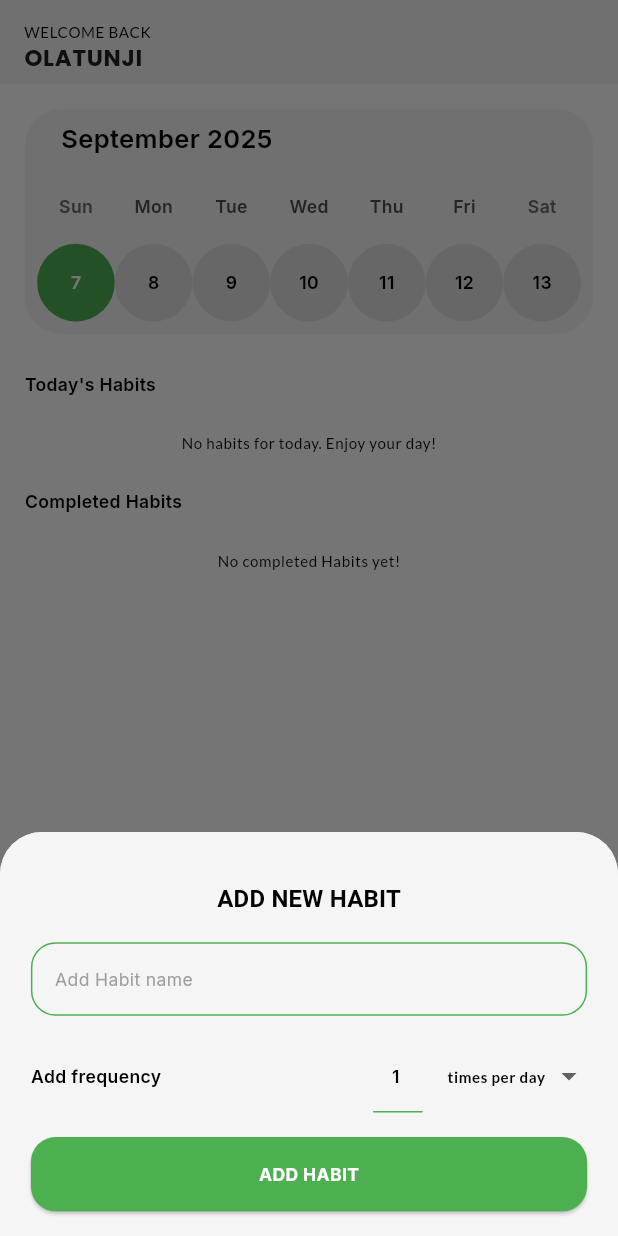
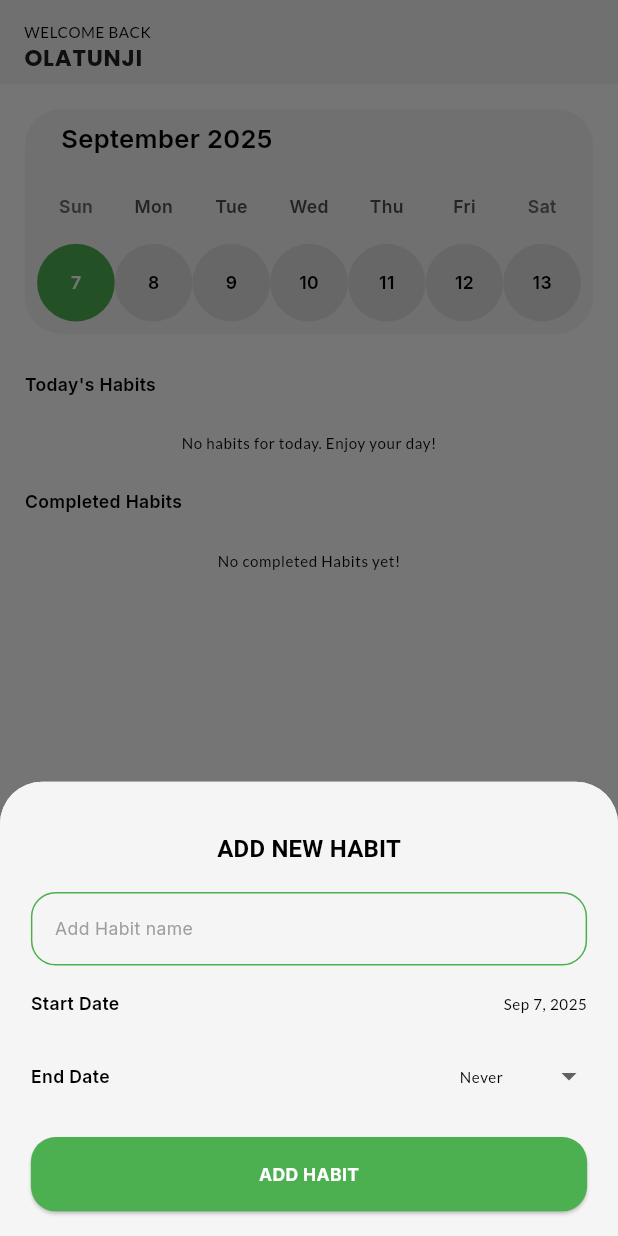
Before and after one commit to Abdulbazeet/Taskflow, a Flutter app: the screen it shows after launch, after a tap on the "add" icon, on a phone screen of 412 x 824 dp. Run offline on Flutter 3.47's test engine with Material 3 defaults, Android fonts, the phone set to English and light mode, and no system bars; drawn by our look-alikes of stylish_bottom_bar, table_calendar; our stand-ins replace flutter_bloc, flutter_riverpod, flutter_slidable, go_router, google_fonts, hive_flutter and 2 more; accounts and stored records are empty.

Commit message:
`Added intl package and new fields to Home widget`

```diff
--- a/lib/presenation/home/home.dart
+++ b/lib/presenation/home/home.dart
@@ -2,6 +2,7 @@ import 'package:flutter/material.dart';
 
 import 'package:flutter_bloc/flutter_bloc.dart';
 import 'package:flutter_riverpod/flutter_riverpod.dart';
+import 'package:intl/intl.dart';
 import 'package:sizer/sizer.dart';
 import 'package:stylish_bottom_bar/stylish_bottom_bar.dart';
 import 'package:task_flow/model/habits.dart';
@@ -27,10 +28,19 @@ class _HomeState extends State<Home> {
 
     'days per week',
   ];
+  final List<String> _endDate = [
+    'Never',
+    'After days',
+    'After weeks',
+    'Specific date',
+  ];
+  String _selectedEndDate = 'Never';
+
   int _index = 0;
   String _selectedFrequency = 'times per day';
   final TextEditingController _name = TextEditingController();
   final TextEditingController _value = TextEditingController(text: '1');
+  final startDate = DateFormat('MMM d, yyyy').format(DateTime.now()).toString();
   @override
   Widget build(BuildContext context) {
     return Scaffold(
@@ -136,17 +146,112 @@ class _HomeState extends State<Home> {
                                   ),
 
                                   SizedBox(height: 2.sh),
+                                  // Row(
+                                  //   children: [
+                                  //     Text(
+                                  //       'Add frequency',
+                                  //       style: Theme.of(
+                                  //         context,
+                                  //       ).textTheme.bodyMedium,
+                                  //     ),
+                                  //     Spacer(),
+
+                                  //     SizedBox(
+                                  //       width: 8.sw,
+                                  //       child: TextField(
+                                  //         controller: _value,
+                                  //         textAlign: TextAlign.center,
+                                  //         decoration: InputDecoration(
+                                  //           hintStyle: Theme.of(context)
+                                  //               .textTheme
+                                  //               .bodyMedium!
+                                  //               .copyWith(
+                                  //                 color: Colors.grey,
+                                  //                 fontWeight: FontWeight.normal,
+                                  //               ),
+
+                                  //           enabledBorder: UnderlineInputBorder(
+                                  //             borderSide: BorderSide(
+                                  //               color: Theme.of(
+                                  //                 context,
+                                  //               ).colorScheme.primary,
+                                  //             ),
+                                  //           ),
+                                  //           border: UnderlineInputBorder(
+                                  //             borderSide: BorderSide(
+                                  //               color: Theme.of(
+                                  //                 context,
+                                  //               ).colorScheme.primary,
+                                  //             ),
+                                  //           ),
+                                  //           hintText: '0',
+                                  //         ),
+                                  //         style: Theme.of(
+                                  //           context,
+                                  //         ).textTheme.bodyMedium!,
+                                  //       ),
+                                  //     ),
+                                  //     SizedBox(width: 4.sw),
+                                  //     DropdownButton<String>(
+                                  //       items: _frequency
+                                  //           .map(
+                                  //             (e) => DropdownMenuItem<String>(
+                                  //               value: e,
+                                  //               child: Text(
+                                  //                 e,
+                                  //                 style: Theme.of(context)
+                                  //                     .textTheme
+                                  //                     .bodySmall!
+                                  //                     .copyWith(
+                                  //                       fontWeight:
+                                  //                           FontWeight.bold,
+                                  //                     ),
+                                  //               ),
+                                  //             ),
+                                  //           )
+                                  //           .toList(),
+                                  //       onChanged: (value) {
+                                  //         setState(() {
+                                  //           _selectedFrequency = value!;
+                                  //         });
+                                  //       },
+                                  //       value: _selectedFrequency,
+                                  //       underline: SizedBox.shrink(),
+                                  //     ),
+                                  //   ],
+                                  // ),
                                   Row(
+                                    mainAxisAlignment:
+                                        MainAxisAlignment.spaceBetween,
                                     children: [
                                       Text(
-                                        'Add frequency',
+                                        'Start Date',
                                         style: Theme.of(
                                           context,
                                         ).textTheme.bodyMedium,
                                       ),
-                                      Spacer(),
-
-                                      SizedBox(
+                                      Text(
+                                        startDate.toString(),
+                                        style: Theme.of(
+                                          context,
+                                        ).textTheme.bodySmall,
+                                      ),
+                                    ],
+                                  ),
+                                  SizedBox(height: 2.sh),
+                                  Row(
+                                    mainAxisAlignment:
+                                        MainAxisAlignment.spaceBetween,
+                                    children: [
+                                      Text(
+                                        'End Date',
+                                        style: Theme.of(
+                                          context,
+                                        ).textTheme.bodyMedium,
+                                      ),
+                                      _selectedEndDate == 'After days' ||
+                                              _selectedEndDate == 'After weeks'
+                                          ? SizedBox(
                                               width: 8.sw,
                                               child: TextField(
                                                 controller: _value,
@@ -154,13 +259,15 @@ class _HomeState extends State<Home> {
                                                 decoration: InputDecoration(
                                                   hintStyle: Theme.of(context)
                                                       .textTheme
-                                                .bodyMedium!
+                                                      .bodySmall!
                                                       .copyWith(
                                                         color: Colors.grey,
-                                                  fontWeight: FontWeight.normal,
+                                                        fontWeight:
+                                                            FontWeight.normal,
                                                       ),
 
-                                            enabledBorder: UnderlineInputBorder(
+                                                  enabledBorder:
+                                                      UnderlineInputBorder(
                                                         borderSide: BorderSide(
                                                           color: Theme.of(
                                                             context,
@@ -178,34 +285,30 @@ class _HomeState extends State<Home> {
                                                 ),
                                                 style: Theme.of(
                                                   context,
-                                          ).textTheme.bodyMedium!,
+                                                ).textTheme.titleSmall!,
                                               ),
-                                      ),
-                                      SizedBox(width: 4.sw),
+                                            )
+                                          : SizedBox.shrink(),
                                       DropdownButton<String>(
-                                        items: _frequency
+                                        value: _selectedEndDate,
+                                        items: _endDate
                                             .map(
                                               (e) => DropdownMenuItem<String>(
                                                 value: e,
                                                 child: Text(
                                                   e,
-                                                  style: Theme.of(context)
-                                                      .textTheme
-                                                      .bodySmall!
-                                                      .copyWith(
-                                                        fontWeight:
-                                                            FontWeight.bold,
-                                                      ),
+                                                  style: Theme.of(
+                                                    context,
+                                                  ).textTheme.bodySmall,
                                                 ),
                                               ),
                                             )
                                             .toList(),
                                         onChanged: (value) {
                                           setState(() {
-                                            _selectedFrequency = value!;
+                                            _selectedEndDate = value!;
                                           });
                                         },
-                                        value: _selectedFrequency,
                                         underline: SizedBox.shrink(),
                                       ),
                                     ],
```
Lines whose indentation alone changed are shown as unchanged.
